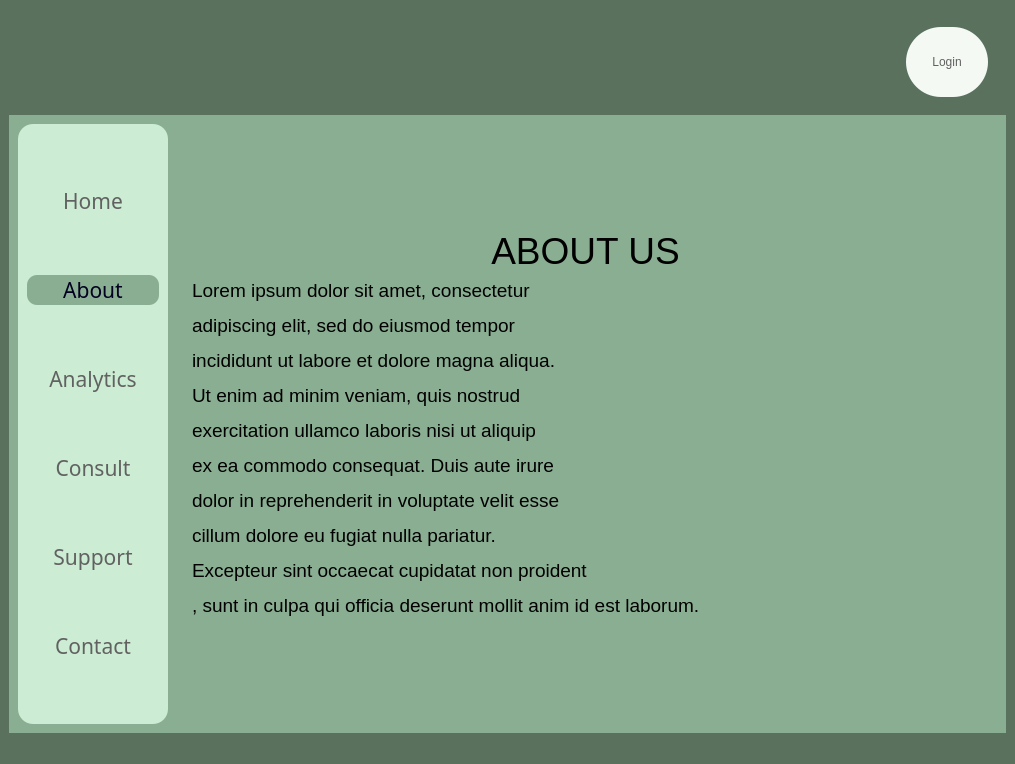
srishtiigautam/restorehealth, file About_page.ui: the form before one commit.
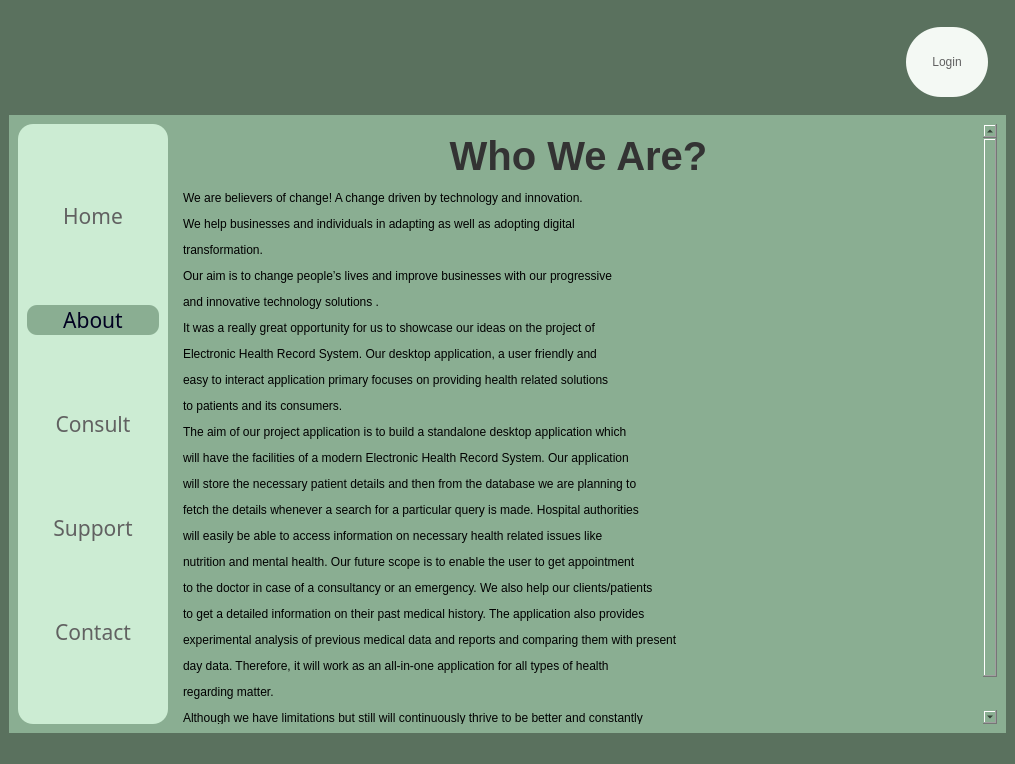
The form after the commit. Icons and pictures are not drawn.

Diff of the .ui file:
```diff
--- a/About_page.ui
+++ b/About_page.ui
@@ -214,6 +214,7 @@
              <font>
               <family>Javanese Text</family>
               <pointsize>16</pointsize>
+              <weight>50</weight>
               <bold>false</bold>
              </font>
             </property>
@@ -246,6 +247,7 @@
              <font>
               <family>Javanese Text</family>
               <pointsize>16</pointsize>
+              <weight>50</weight>
               <bold>false</bold>
              </font>
             </property>
@@ -264,44 +266,13 @@
             </property>
            </widget>
           </item>
-          <item>
-           <widget class="QPushButton" name="pushButton_6">
-            <property name="font">
-             <font>
-              <family>Javanese Text</family>
-              <pointsize>16</pointsize>
-              <bold>false</bold>
-             </font>
-            </property>
-            <property name="cursor">
-             <cursorShape>PointingHandCursor</cursorShape>
-            </property>
-            <property name="styleSheet">
-             <string notr="true">QPushButton{
-color: rgb(97, 97, 97);
-border-radius:10px;
-}
-
-QPushButton:hover{
-background-color: rgb(220, 255, 228);
-	/*color: rgb(255, 255, 255);*/
-	font: 700 16pt &quot;Constantia&quot;;
-}
-
-
-</string>
-            </property>
-            <property name="text">
-             <string>Analytics</string>
-            </property>
-           </widget>
-          </item>
           <item>
            <widget class="QPushButton" name="pushButton_7">
             <property name="font">
              <font>
               <family>Javanese Text</family>
               <pointsize>16</pointsize>
+              <weight>50</weight>
               <bold>false</bold>
              </font>
             </property>
@@ -334,6 +305,7 @@
              <font>
               <family>Javanese Text</family>
               <pointsize>16</pointsize>
+              <weight>50</weight>
               <bold>false</bold>
              </font>
             </property>
@@ -366,6 +338,7 @@
              <font>
               <family>Javanese Text</family>
               <pointsize>16</pointsize>
+              <weight>50</weight>
               <bold>false</bold>
              </font>
             </property>
@@ -396,56 +369,29 @@
         </widget>
        </item>
        <item>
-        <widget class="QFrame" name="frame_4">
-         <property name="minimumSize">
-          <size>
-           <width>700</width>
-           <height>0</height>
-          </size>
+        <widget class="QScrollArea" name="scrollArea">
+         <property name="widgetResizable">
+          <bool>true</bool>
          </property>
-         <property name="styleSheet">
-          <string notr="true">background:transparent;</string>
-         </property>
-         <property name="frameShape">
-          <enum>QFrame::StyledPanel</enum>
-         </property>
-         <property name="frameShadow">
-          <enum>QFrame::Raised</enum>
-         </property>
-         <layout class="QHBoxLayout" name="horizontalLayout_4">
-          <item alignment="Qt::AlignVCenter">
-           <widget class="QFrame" name="frame_9">
-            <property name="minimumSize">
-             <size>
-              <width>300</width>
-              <height>0</height>
-             </size>
-            </property>
-            <property name="frameShape">
-             <enum>QFrame::StyledPanel</enum>
-            </property>
-            <property name="frameShadow">
-             <enum>QFrame::Raised</enum>
-            </property>
-            <layout class="QVBoxLayout" name="verticalLayout_3">
-             <item alignment="Qt::AlignVCenter">
-              <widget class="QLabel" name="label_2">
-               <property name="text">
-                <string>&lt;html&gt;&lt;head/&gt;&lt;body&gt;&lt;p align=&quot;center&quot;&gt;&lt;span style=&quot; font-size:28pt;&quot;&gt;ABOUT US&lt;/span&gt;&lt;/p&gt;&lt;/body&gt;&lt;/html&gt;</string>
-               </property>
-              </widget>
-             </item>
-             <item>
-              <widget class="QLabel" name="label">
-               <property name="text">
-                <string>&lt;html&gt;&lt;head/&gt;&lt;body&gt;&lt;p&gt;&lt;span style=&quot; font-size:14pt;&quot;&gt;Lorem ipsum dolor sit amet, consectetur &lt;/span&gt;&lt;/p&gt;&lt;p&gt;&lt;span style=&quot; font-size:14pt;&quot;&gt;adipiscing elit, sed do eiusmod tempor &lt;/span&gt;&lt;/p&gt;&lt;p&gt;&lt;span style=&quot; font-size:14pt;&quot;&gt;incididunt ut labore et dolore magna aliqua. &lt;/span&gt;&lt;/p&gt;&lt;p&gt;&lt;span style=&quot; font-size:14pt;&quot;&gt;Ut enim ad minim veniam, quis nostrud &lt;/span&gt;&lt;/p&gt;&lt;p&gt;&lt;span style=&quot; font-size:14pt;&quot;&gt;exercitation ullamco laboris nisi ut aliquip &lt;/span&gt;&lt;/p&gt;&lt;p&gt;&lt;span style=&quot; font-size:14pt;&quot;&gt;ex ea commodo consequat. Duis aute irure &lt;/span&gt;&lt;/p&gt;&lt;p&gt;&lt;span style=&quot; font-size:14pt;&quot;&gt;dolor in reprehenderit in voluptate velit esse &lt;/span&gt;&lt;/p&gt;&lt;p&gt;&lt;span style=&quot; font-size:14pt;&quot;&gt;cillum dolore eu fugiat nulla pariatur. &lt;/span&gt;&lt;/p&gt;&lt;p&gt;&lt;span style=&quot; font-size:14pt;&quot;&gt;Excepteur sint occaecat cupidatat non proident&lt;/span&gt;&lt;/p&gt;&lt;p&gt;&lt;span style=&quot; font-size:14pt;&quot;&gt;, sunt in culpa qui officia deserunt mollit anim id est laborum.&lt;/span&gt;&lt;/p&gt;&lt;/body&gt;&lt;/html&gt;</string>
-               </property>
-              </widget>
-             </item>
-            </layout>
-           </widget>
-          </item>
-         </layout>
+         <widget class="QWidget" name="scrollAreaWidgetContents">
+          <property name="geometry">
+           <rect>
+            <x>0</x>
+            <y>0</y>
+            <width>810</width>
+            <height>639</height>
+           </rect>
+          </property>
+          <layout class="QVBoxLayout" name="verticalLayout_3">
+           <item>
+            <widget class="QLabel" name="label">
+             <property name="text">
+              <string>&lt;html&gt;&lt;head/&gt;&lt;body&gt;&lt;p align=&quot;center&quot;&gt;&lt;span style=&quot; font-family:'proxima_nova_altbold','serif'; font-size:30pt; font-weight:600; color:#333333;&quot;&gt;Who We Are?&lt;/span&gt;&lt;/p&gt;&lt;p&gt;We are believers of change! A change driven by technology and innovation. &lt;/p&gt;&lt;p&gt;We help businesses and individuals in adapting as well as adopting digital &lt;/p&gt;&lt;p&gt;transformation. &lt;/p&gt;&lt;p&gt;Our aim is to change people’s lives and improve businesses with our progressive &lt;/p&gt;&lt;p&gt;and innovative technology solutions .&lt;/p&gt;&lt;p&gt;It was a really great opportunity for us to showcase our ideas on the project of&lt;/p&gt;&lt;p&gt;Electronic Health Record System. Our desktop application, a user friendly and &lt;/p&gt;&lt;p&gt;easy to interact application primary focuses on providing health related solutions&lt;/p&gt;&lt;p&gt;to patients and its consumers.&lt;/p&gt;&lt;p&gt;The aim of our project application is to build a standalone desktop application which&lt;/p&gt;&lt;p&gt;will have the facilities of a modern Electronic Health Record System. Our application&lt;/p&gt;&lt;p&gt;will store the necessary patient details and then from the database we are planning to&lt;/p&gt;&lt;p&gt;fetch the details whenever a search for a particular query is made. Hospital authorities&lt;/p&gt;&lt;p&gt;will easily be able to access information on necessary health related issues like&lt;/p&gt;&lt;p&gt;nutrition and mental health. Our future scope is to enable the user to get appointment&lt;/p&gt;&lt;p&gt;to the doctor in case of a consultancy or an emergency. We also help our clients/patients&lt;/p&gt;&lt;p&gt;to get a detailed information on their past medical history. The application also provides&lt;/p&gt;&lt;p&gt;experimental analysis of previous medical data and reports and comparing them with present&lt;/p&gt;&lt;p&gt;day data. Therefore, it will work as an all-in-one application for all types of health&lt;/p&gt;&lt;p&gt;regarding matter. &lt;/p&gt;&lt;p&gt;Although we have limitations but still will continuously thrive to be better and constantly&lt;/p&gt;&lt;p&gt;be better.&lt;/p&gt;&lt;/body&gt;&lt;/html&gt;</string>
+             </property>
+            </widget>
+           </item>
+          </layout>
+         </widget>
         </widget>
        </item>
       </layout>
```
